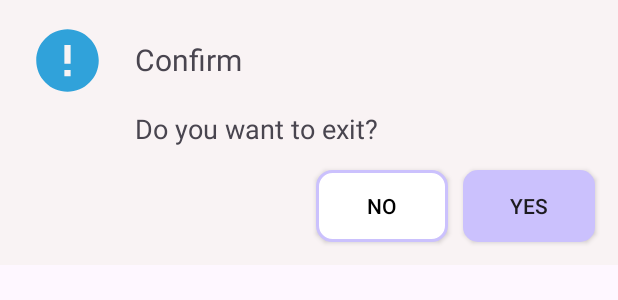
After one commit to VinhGiang731/To-Do-List-App, an Android app: the layout custom_dialog_confirm.xml on its own in the app's theme, with its tools: preview values and no code run, on a phone screen of 412 x 824 dp. The commit adds this screen. Shown: the top 300 px of the screen. Run offline under Robolectric (Android 15) with nearby library versions, the phone set to English and light mode, and no system bars.

Commit message:
update custom dialog

```diff
--- a/app/src/main/java/com/example/to_do_list/controller/InsertNoteActivity.kt
+++ b/app/src/main/java/com/example/to_do_list/controller/InsertNoteActivity.kt
@@ -45,7 +45,7 @@ class InsertNoteActivity : AppCompatActivity() {
                 val dialog = AlertDialog.Builder(this)
                 dialog.apply {
                     dialog.setTitle("Confirm")
-                    dialog.setMessage("Do you want to exit!!!")
+                    dialog.setMessage("Do you want to exit?")
                     dialog.setIcon(R.drawable.ic_confirm)
 
                     dialog.setPositiveButton("Yes") { _: DialogInterface, _: Int ->
--- a/app/src/main/java/com/example/to_do_list/model/Rv_ScheduleAdepter.kt
+++ b/app/src/main/java/com/example/to_do_list/model/Rv_ScheduleAdepter.kt
@@ -27,7 +27,9 @@ class Rv_ScheduleAdepter(
         holder.itemView.apply {
             binding.txtDay.text = list[position].day
             binding.txtTitleSchedule.text = list[position].title
-            binding.txtTime.text = "${list[position].timeStart} - ${list[position].timeEnd}"
+            val start = list[position].timeStart.split(" ")
+            val end = list[position].timeEnd.split(" ")
+            binding.txtTime.text = "${start[1]} - ${end[1]}"
             binding.txtPlace.text = list[position].place
             binding.txtNote.text = list[position].notes
 
--- a/app/src/main/res/drawable/ic_confirm.xml
+++ b/app/src/main/res/drawable/ic_confirm.xml
@@ -1,5 +1,12 @@
-<vector xmlns:android="http://schemas.android.com/apk/res/android" android:height="40dp" android:tint="#30A2DA" android:viewportHeight="24" android:viewportWidth="24" android:width="40dp">
+<vector xmlns:android="http://schemas.android.com/apk/res/android"
+    android:width="50dp"
+    android:height="50dp"
+    android:tint="#30A2DA"
+    android:viewportWidth="24"
+    android:viewportHeight="24">
 
-    <path android:fillColor="@android:color/white" android:pathData="M12,2C6.48,2 2,6.48 2,12s4.48,10 10,10 10,-4.48 10,-10S17.52,2 12,2zM13,17h-2v-2h2v2zM13,13h-2L11,7h2v6z"/>
+    <path
+        android:fillColor="@android:color/white"
+        android:pathData="M12,2C6.48,2 2,6.48 2,12s4.48,10 10,10 10,-4.48 10,-10S17.52,2 12,2zM13,17h-2v-2h2v2zM13,13h-2L11,7h2v6z" />
 
 </vector>
--- /dev/null
+++ b/app/src/main/res/drawable/img_btn_no.xml
@@ -0,0 +1,18 @@
+<?xml version="1.0" encoding="utf-8"?>
+<selector xmlns:android="http://schemas.android.com/apk/res/android">
+    <item android:state_pressed="true">
+        <shape android:shape="rectangle">
+            <stroke android:width="2dp" android:color="@color/purple_search" />
+            <solid android:color="@color/white_less" />
+            <corners android:radius="10dp" />
+        </shape>
+    </item>
+
+    <item>
+        <shape android:shape="rectangle">
+            <stroke android:width="2dp" android:color="@color/purple_search" />
+            <corners android:radius="10dp" />
+            <solid android:color="@color/white" />
+        </shape>
+    </item>
+</selector>
--- /dev/null
+++ b/app/src/main/res/drawable/img_btn_yes.xml
@@ -0,0 +1,17 @@
+<?xml version="1.0" encoding="utf-8"?>
+<selector xmlns:android="http://schemas.android.com/apk/res/android">
+
+    <item android:state_pressed="true">
+        <shape android:shape="rectangle">
+            <solid android:color="@color/bg_item_note" />
+            <corners android:radius="10dp" />
+        </shape>
+    </item>
+
+    <item>
+        <shape android:shape="rectangle">
+            <corners android:radius="10dp" />
+            <solid android:color="@color/purple_search" />
+        </shape>
+    </item>
+</selector>
--- /dev/null
+++ b/app/src/main/res/layout/custom_dialog_confirm.xml
@@ -0,0 +1,65 @@
+<?xml version="1.0" encoding="utf-8"?>
+<androidx.constraintlayout.widget.ConstraintLayout xmlns:android="http://schemas.android.com/apk/res/android"
+    xmlns:app="http://schemas.android.com/apk/res-auto"
+    xmlns:tools="http://schemas.android.com/tools"
+    android:layout_width="match_parent"
+    android:layout_height="wrap_content"
+    android:background="@color/white_less">
+
+    <ImageView
+        android:id="@+id/imageView"
+        android:layout_width="wrap_content"
+        android:layout_height="wrap_content"
+        android:layout_marginStart="20dp"
+        android:layout_marginTop="15dp"
+        app:layout_constraintStart_toStartOf="parent"
+        app:layout_constraintTop_toTopOf="parent"
+        app:srcCompat="@drawable/ic_confirm"
+        tools:ignore="ContentDescription" />
+
+    <TextView
+        android:id="@+id/textView12"
+        android:layout_width="wrap_content"
+        android:layout_height="wrap_content"
+        android:layout_marginStart="20dp"
+        android:text="@string/confirm"
+        android:textSize="20sp"
+        app:layout_constraintBottom_toBottomOf="@+id/imageView"
+        app:layout_constraintStart_toEndOf="@+id/imageView"
+        app:layout_constraintTop_toTopOf="@+id/imageView"
+        app:layout_constraintVertical_bias="0.476" />
+
+    <TextView
+        android:id="@+id/textView14"
+        android:layout_width="wrap_content"
+        android:layout_height="wrap_content"
+        android:layout_marginTop="20dp"
+        android:text="@string/dialog_confirm"
+        android:textSize="18sp"
+        app:layout_constraintStart_toStartOf="@+id/textView12"
+        app:layout_constraintTop_toBottomOf="@+id/textView12" />
+
+    <androidx.appcompat.widget.AppCompatButton
+        android:id="@+id/btn_yes"
+        android:layout_width="wrap_content"
+        android:layout_height="wrap_content"
+        android:layout_marginTop="15dp"
+        android:layout_marginEnd="15dp"
+        android:layout_marginBottom="15dp"
+        android:background="@drawable/img_btn_yes"
+        android:text="@string/yes"
+        app:layout_constraintBottom_toBottomOf="parent"
+        app:layout_constraintEnd_toEndOf="parent"
+        app:layout_constraintTop_toBottomOf="@+id/textView14" />
+
+    <androidx.appcompat.widget.AppCompatButton
+        android:id="@+id/btn_no"
+        android:layout_width="wrap_content"
+        android:layout_height="wrap_content"
+        android:layout_marginEnd="10dp"
+        android:background="@drawable/img_btn_no"
+        android:text="@string/no"
+        android:textColor="@color/black"
+        app:layout_constraintBottom_toBottomOf="@+id/btn_yes"
+        app:layout_constraintEnd_toStartOf="@+id/btn_yes" />
+</androidx.constraintlayout.widget.ConstraintLayout>
--- a/app/src/main/res/values/strings.xml
+++ b/app/src/main/res/values/strings.xml
@@ -49,4 +49,13 @@
     <string name="time">Time</string>
     <string name="place">Place</string>
     <string name="notes">Notes</string>
+
+<!--    content dialog-->
+    <string name="confirm">Confirm</string>
+    <string name="warning">Warning</string>
+    <string name="yes">Yes</string>
+    <string name="no">No</string>
+    <string name="dialog_confirm">Do you want to exit?</string>
+    <string name="dialog_save">Do you want to save?</string>
+    <string name="dialog_warning">Are you done yet?</string>
 </resources>
--- a/app/src/main/res/values/themes.xml
+++ b/app/src/main/res/values/themes.xml
@@ -8,6 +8,12 @@
     <!-- res/values/themes.xml -->
     <style name="Theme.App.SplashScreen" parent="Theme.SplashScreen">
         <item name="postSplashScreenTheme">@style/Base.Theme.ToDoList</item>
+    </style>
+
+    <style name="Dialog_confirm" parent="Theme.AppCompat.Light.Dialog">
+        <item name="android:windowBackground">@android:color/transparent</item>
+
+        <item name="android:windowMinWidthMajor">70%</item>
     </style>
 
     <!-- styles.xml -->
```
Also changed, not shown: app/src/main/java/com/example/to_do_list/controller/InsertScheduleActivity.kt (+66 -17 lines), app/src/main/java/com/example/to_do_list/controller/Schedule_fragment.kt (+29 -8 lines), app/src/main/res/layout/custom_itemschedule.xml (+14 -10 lines).
